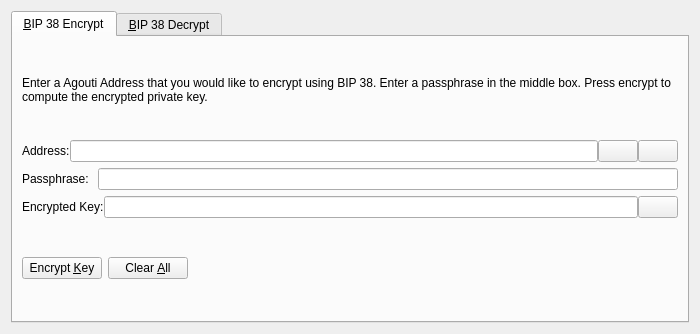
Above: src/qt/forms/bip38tooldialog.ui from AgoutiCoin/agouti before the change. Below: the same form after it.
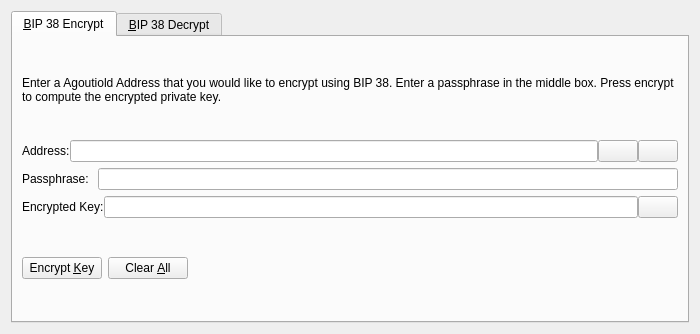
That is the form after the change. The open tabs and pages were chosen to show the change. Icons and pictures are not drawn. Custom widgets are drawn as their Qt base class.

Commit message:
Preparing for retiring agouti1 1
Agouti rebranded to AgoutiOld

```diff
--- a/src/qt/forms/bip38tooldialog.ui
+++ b/src/qt/forms/bip38tooldialog.ui
@@ -30,7 +30,7 @@
        <item>
         <widget class="QLabel" name="infoLabel_ENC">
          <property name="text">
-          <string>Enter a Agouti Address that you would like to encrypt using BIP 38. Enter a passphrase in the middle box. Press encrypt to compute the encrypted private key.</string>
+          <string>Enter a Agoutiold Address that you would like to encrypt using BIP 38. Enter a passphrase in the middle box. Press encrypt to compute the encrypted private key.</string>
          </property>
          <property name="textFormat">
           <enum>Qt::PlainText</enum>
```
Left out of the diff: 24 changed lines with no effect on the pictures. The commit also changes 326 other files.
